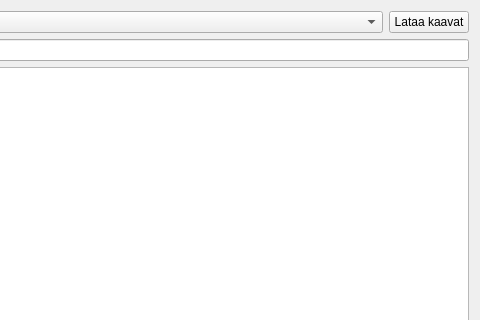
The window that arho_feature_template/gui/dialogs/load_plan_matter_dialog.ui (GispoCoding/arho-qgis-plugin) describes before a commit, drawn with Qt 5; both pictures show x 162 to 642 and y 0 to 320 of the 642 by 414 pixel window.
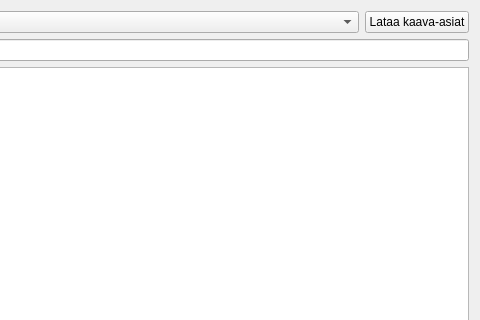
The same window after the commit. Custom widgets are drawn as their Qt base class.

Commit message:
Changed Kaava refrencers in UI
"Kaava" -> "Kaava-asia" or  "Kaavasuunnitelma"

The edit to the form file:
```diff
--- a/arho_feature_template/gui/dialogs/load_plan_matter_dialog.ui
+++ b/arho_feature_template/gui/dialogs/load_plan_matter_dialog.ui
@@ -66,7 +66,7 @@
         </sizepolicy>
        </property>
        <property name="text">
-        <string>Lataa kaavat</string>
+        <string>Lataa kaava-asiat</string>
        </property>
       </widget>
      </item>
```
The commit also changes 22 other files.
